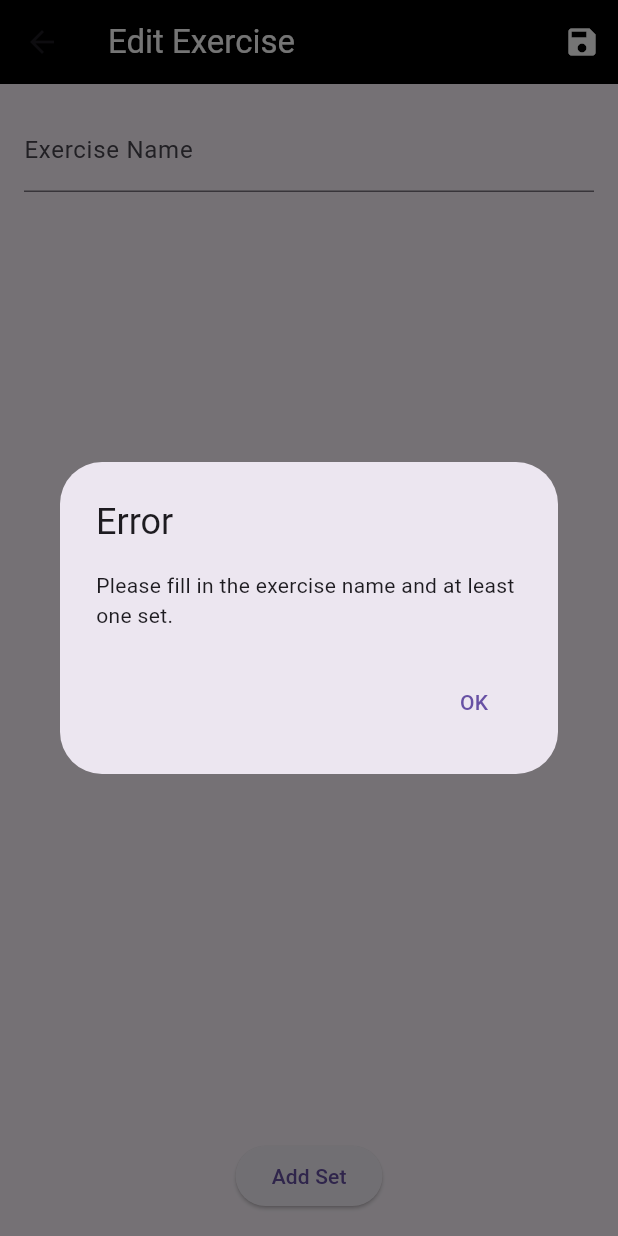
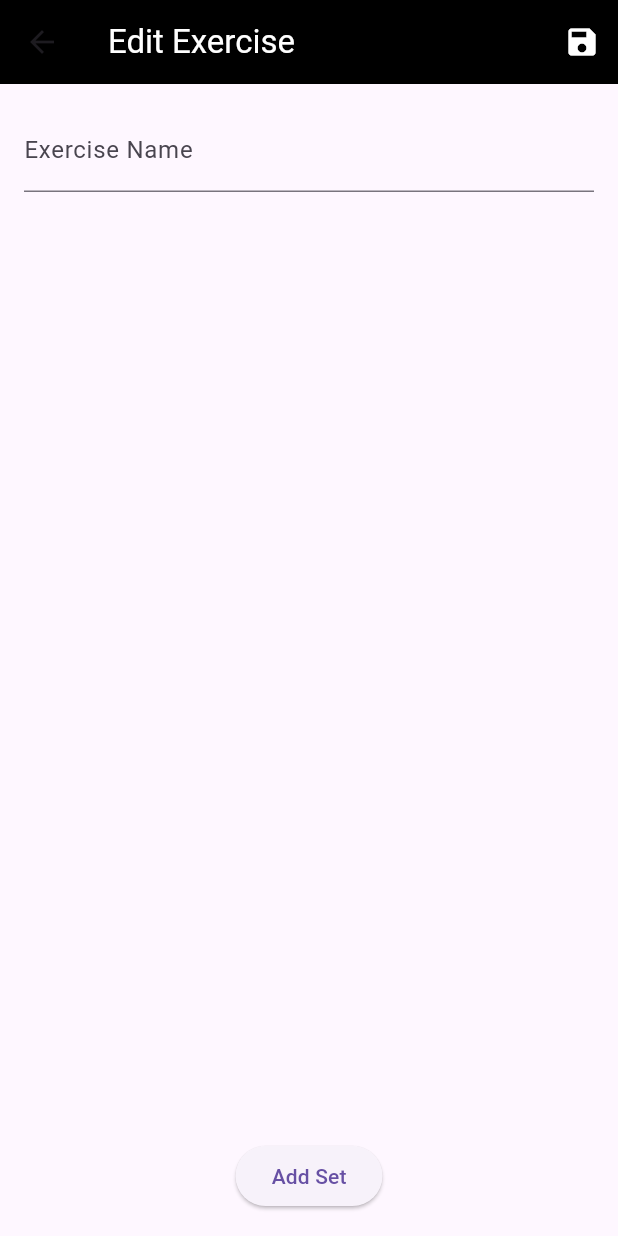
Before and after one commit to Silveira-Guilherme/WeiNote, a Flutter app: the EditExercisePage screen opened directly with empty values, after a tap on the "save" icon, on a phone screen of 412 x 824 dp. Run offline on Flutter 3.47's test engine with Material 3 defaults, Android fonts, the phone set to English and light mode, and no system bars; our stand-ins replace flutter_speed_dial, sqflite; accounts and stored records are empty.

Commit message:
Exercise Updates

```diff
--- a/lib/exercises/editexec.dart
+++ b/lib/exercises/editexec.dart
@@ -90,8 +90,7 @@ class _EditExercisePageState extends State<EditExercisePage> {
 
     // Validate inputs
     if (exerciseName.isEmpty || seriesControllers.isEmpty) {
-      _showErrorDialog(
-          'Please fill in the exercise name and at least one set.');
+      print('Please fill in the exercise name and at least one set.');
       return;
     }
 
@@ -100,46 +99,48 @@ class _EditExercisePageState extends State<EditExercisePage> {
     // Update exercise name
     await dbHelper.updateExercise(widget.exerciseId, exerciseName);
 
-    // Update the series information
+    // Fetch existing series from the database to identify removed items
+    final existingSeries =
+        await dbHelper.getSeriesByExerciseId(widget.exerciseId);
+    final existingSeriesIds =
+        existingSeries.map((series) => series['IdSerie']).toList();
+
+    // Track the series that were updated or inserted
+    List<int> processedSeriesIds = [];
+
     for (var controller in seriesControllers) {
       String weightText = controller['weight']!.text;
       String repsText = controller['reps']!.text;
 
       // Validate individual weight and reps
       if (weightText.isEmpty || repsText.isEmpty) {
-        _showErrorDialog('Please fill in all fields for each set.');
+        print('Please fill in all fields for each set.');
         return;
       }
 
-      // Assume you have an update method to handle series data
       double weight = double.parse(weightText);
       int reps = int.parse(repsText);
 
-      // Here we assume you have a method to update or insert the series,
-      // otherwise you would need the series ID to update existing series.
-      await dbHelper.updateSeries(widget.exerciseId, weight, reps);
+      if (controller['id'] != null) {
+        // Existing series: Update it
+        await dbHelper.updateSeries(
+            int.parse(controller['id'].toString()), weight, reps);
+        processedSeriesIds.add(int.parse(controller['id'].toString()));
+      } else {
+        // New series: Insert it
+        await dbHelper.insertSeries(widget.exerciseId, weight, reps);
+      }
+    }
+
+    // Identify and delete any removed series
+    for (var id in existingSeriesIds) {
+      if (!processedSeriesIds.contains(id)) {
+        await dbHelper.deleteSeries(id);
+      }
     }
 
     widget.onSave(); // Trigger the save callback
     Navigator.pop(context); // Close the edit page
-  }
-
-  void _showErrorDialog(String message) {
-    showDialog(
-      context: context,
-      builder: (BuildContext context) {
-        return AlertDialog(
-          title: const Text('Error'),
-          content: Text(message),
-          actions: <Widget>[
-            TextButton(
-              child: const Text('OK'),
-              onPressed: () => Navigator.of(context).pop(),
-            ),
-          ],
-        );
-      },
-    );
   }
 
   @override
--- a/lib/trainings/edit.dart
+++ b/lib/trainings/edit.dart
@@ -123,8 +123,8 @@ class _EditTrainingPageState extends State<EditTrainingPage> {
         return;
       }
 
-      await dbHelper.customQuery("UPDATE Exer SET Name = ? WHERE IdExer = ?",
-          [exerciseName, exerciseId] as String?);
+      // Use the dedicated updateExercise method
+      await dbHelper.updateExercise(exerciseId, exerciseName);
     }
 
     // Clear and reinsert training days
```
Also changed, not shown: lib/sql.dart (+18 -30 lines).
